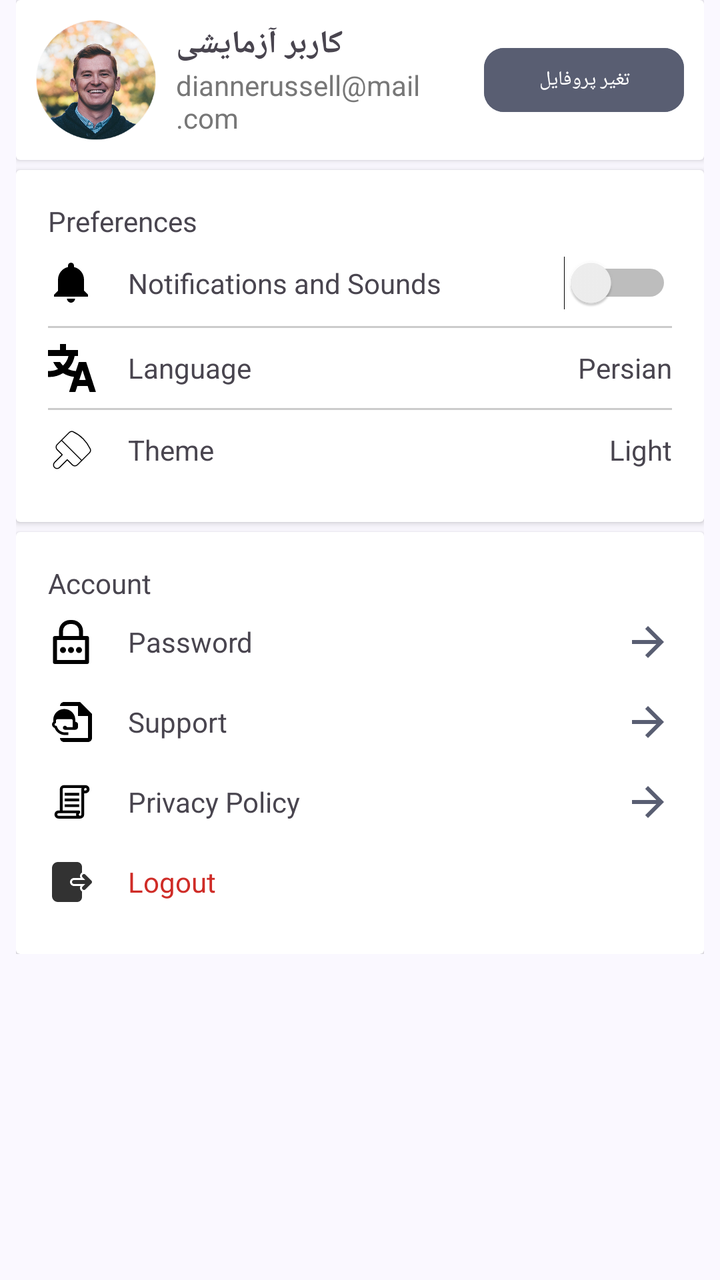
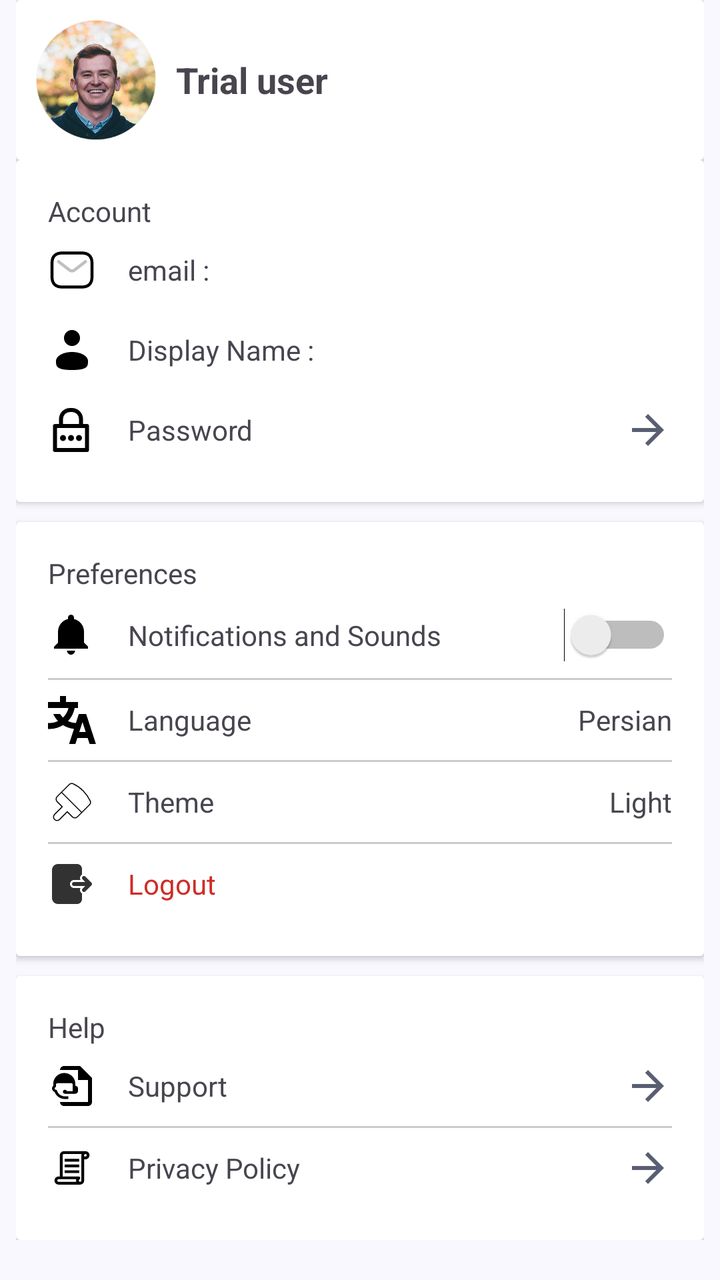

An Android layout rendered at two revisions. The XML below is the earlier revision; the diff shows what the commit changed to produce the second picture.
<!-- AndroidManifest.xml: application theme Theme.Iotequipment -->
<!-- res/layout/fragment_settings.xml -->
<?xml version="1.0" encoding="utf-8"?>
<ScrollView
    xmlns:android="http://schemas.android.com/apk/res/android"
    android:layout_width="match_parent"
    android:layout_height="match_parent"
    android:background="@color/md_theme_background"
    android:paddingRight="8dp"
    android:paddingLeft="8dp"
    >

    <LinearLayout
        android:orientation="vertical"
        android:layout_width="match_parent"
        android:layout_height="wrap_content">

        <include layout="@layout/item_profile" />

        <View android:layout_width="match_parent"
            android:layout_height="5dp" />

        <include layout="@layout/item_preferences" />

        <View android:layout_width="match_parent"
            android:layout_height="5dp" />

        <include layout="@layout/item_account" />

    </LinearLayout>
</ScrollView>
<!-- res/layout/item_profile.xml (included above) -->
<?xml version="1.0" encoding="utf-8"?>
<androidx.cardview.widget.CardView
    android:layout_width="match_parent"
    android:layout_height="wrap_content"
    xmlns:android="http://schemas.android.com/apk/res/android">
    <LinearLayout
        xmlns:app="http://schemas.android.com/apk/res-auto"
        android:orientation="horizontal"
        android:layout_width="match_parent"
        android:layout_height="wrap_content"
        android:gravity="center_vertical">

        <ImageView
            android:id="@+id/imageProfile"
            android:layout_width="60dp"
            android:layout_height="60dp"
            android:layout_margin="10dp"
            android:src="@drawable/ic_profile"
            android:scaleType="centerCrop"
            android:layout_marginEnd="12dp"
            android:background="@drawable/ic_profile" />

        <LinearLayout
            android:layout_weight="1"
            android:orientation="vertical"
            android:layout_width="0dp"
            android:layout_height="wrap_content">

            <TextView
                android:text="کاربر آزمایشی"
                android:textStyle="bold"
                android:textSize="16sp"
                android:layout_width="wrap_content"
                android:layout_height="wrap_content" />

            <TextView
                android:text="diannerussell@mail.com"
                android:textColor="#777"
                android:textSize="14sp"
                android:layout_width="wrap_content"
                android:layout_height="wrap_content" />
        </LinearLayout>

        <com.google.android.material.button.MaterialButton
            android:id="@+id/btnEditProfile"
            android:backgroundTint="@color/md_theme_secondary"
            android:layout_margin="10dp"
            android:text="تغیر پروفایل"
            app:cornerRadius="10dp"
            android:textSize="10sp"
            android:layout_width="100dp"
            android:layout_height="40dp" />
    </LinearLayout>

</androidx.cardview.widget.CardView>
<!-- res/layout/item_preferences.xml (included above) -->
<?xml version="1.0" encoding="utf-8"?>
<androidx.cardview.widget.CardView
    xmlns:android="http://schemas.android.com/apk/res/android"
    xmlns:tools="http://schemas.android.com/tools"
    android:layout_width="match_parent"
    android:layout_height="wrap_content"
    android:elevation="4dp"
    android:radius="12dp">


    <LinearLayout
        android:layout_width="match_parent"
        android:layout_height="wrap_content"
        android:orientation="vertical"
        android:padding="16dp">
        <TextView
            android:layout_width="match_parent"
            android:layout_height="wrap_content"
            android:text="@string/settings_preferences"
            android:textDirection="ltr"
            android:layout_gravity="start"
            />
        
        <LinearLayout
            android:layout_width="match_parent"
            android:layout_height="wrap_content"
            android:gravity="center_vertical"
            android:paddingVertical="8dp">

            <ImageView
                android:layout_width="24dp"
                android:layout_height="24dp"
                android:src="@drawable/ic_notifications" />

            <TextView
                android:layout_width="0dp"
                android:layout_height="wrap_content"
                android:layout_marginStart="16dp"
                android:layout_weight="1"
                android:text="@string/settings_notifications"
                android:textDirection="ltr"
                android:gravity="start"
                />

            <Switch
                android:id="@+id/switchNotifications"
                android:layout_width="wrap_content"
                android:layout_height="wrap_content"
                tools:ignore="UseSwitchCompatOrMaterialXml" />
        </LinearLayout>
        
        <View
            android:layout_width="match_parent"
            android:layout_height="1dp"
            android:background="#CCC" />
        <LinearLayout
            android:layout_width="match_parent"
            android:layout_height="wrap_content"
            android:gravity="center_vertical"
            android:orientation="horizontal"
            android:paddingVertical="8dp">

            <ImageView
                android:layout_width="24dp"
                android:layout_height="24dp"
                android:src="@drawable/ic_language" />

            <TextView
                android:layout_width="0dp"
                android:layout_height="wrap_content"
                android:layout_marginStart="16dp"
                android:layout_weight="1"
                android:text="@string/settings_language_btn"
                android:textDirection="ltr"
                android:gravity="start"
                />

            <TextView
                android:layout_width="wrap_content"
                android:layout_height="wrap_content"
                android:text="@string/settings_language_fa" />
        </LinearLayout>
        
        <View
            android:layout_width="match_parent"
            android:layout_height="1dp"
            android:background="#CCC" />

        <LinearLayout
            android:layout_width="match_parent"
            android:layout_height="wrap_content"
            android:gravity="center_vertical"
            android:paddingVertical="8dp">

            <ImageView
                android:layout_width="24dp"
                android:layout_height="24dp"
                android:src="@drawable/ic_theme" />

            <TextView
                android:layout_width="0dp"
                android:layout_height="wrap_content"
                android:layout_marginStart="16dp"
                android:layout_weight="1"
                android:text="@string/settings_theme_btn"
                android:textDirection="ltr"
                android:gravity="start"
                />

            <TextView
                android:layout_width="wrap_content"
                android:layout_height="wrap_content"
                android:text="@string/settings_theme_light"

                />

        </LinearLayout>
    </LinearLayout>
</androidx.cardview.widget.CardView>
<!-- res/layout/item_account.xml (included above) -->
<?xml version="1.0" encoding="utf-8"?>
<androidx.cardview.widget.CardView xmlns:android="http://schemas.android.com/apk/res/android"
    xmlns:tools="http://schemas.android.com/tools"
    android:layout_width="match_parent"
    android:layout_height="wrap_content"
    android:elevation="4dp"
    android:radius="12dp">

    <LinearLayout
        android:layout_width="match_parent"
        android:layout_height="wrap_content"
        android:orientation="vertical"
        android:padding="16dp">
        <TextView
            android:layout_width="match_parent"
            android:layout_height="wrap_content"
            android:text="@string/settings_account"
            android:textDirection="ltr"
            android:layout_gravity="start"
            />
        
        <LinearLayout
            android:layout_width="match_parent"
            android:layout_height="wrap_content"
            android:gravity="center_vertical"
            android:paddingVertical="8dp">

            <ImageView
                android:layout_width="24dp"
                android:layout_height="24dp"
                android:src="@drawable/ic_password" />

            <TextView
                android:layout_width="0dp"
                android:layout_height="wrap_content"
                android:layout_marginStart="16dp"
                android:layout_weight="1"
                android:text="@string/auth_password"
                android:textDirection="ltr"
                android:gravity="start"
                />

            <ImageView
                android:layout_width="24dp"
                android:layout_height="24dp"
                android:src="@drawable/ic_back"
                android:scaleX="-1"
                />

        </LinearLayout>
        
        <LinearLayout
            android:layout_width="match_parent"
            android:layout_height="wrap_content"
            android:gravity="center_vertical"
            android:paddingVertical="8dp">

            <ImageView
                android:layout_width="24dp"
                android:layout_height="24dp"
                android:src="@drawable/ic_help" />

            <TextView
                android:layout_width="0dp"
                android:layout_height="wrap_content"
                android:layout_marginStart="16dp"
                android:layout_weight="1"
                android:text="@string/action_support"
                android:textDirection="ltr"
                android:gravity="start"
                />

            <ImageView
                android:layout_width="24dp"
                android:layout_height="24dp"
                android:src="@drawable/ic_back"
                android:scaleX="-1"
                />

        </LinearLayout>
        
        <LinearLayout
            android:layout_width="match_parent"
            android:layout_height="wrap_content"
            android:gravity="center_vertical"
            android:paddingVertical="8dp">

            <ImageView
                android:layout_width="24dp"
                android:layout_height="24dp"
                android:src="@drawable/ic_policy" />

            <TextView
                android:layout_width="0dp"
                android:layout_height="wrap_content"
                android:layout_marginStart="16dp"
                android:layout_weight="1"
                android:text="@string/action_privacy"
                android:textDirection="ltr"
                android:gravity="start"
                />

            <ImageView
                android:layout_width="24dp"
                android:layout_height="24dp"
                android:src="@drawable/ic_back"
                android:scaleX="-1"
                />

        </LinearLayout>
        
        <LinearLayout
            android:layout_width="match_parent"
            android:layout_height="wrap_content"
            android:gravity="center_vertical"
            android:paddingVertical="8dp">

            <ImageView
                android:layout_width="24dp"
                android:layout_height="24dp"
                android:src="@drawable/ic_logout" />

            <TextView
                android:layout_width="0dp"
                android:layout_height="wrap_content"
                android:layout_marginStart="16dp"
                android:textColor="@color/md_theme_errorContainer_mediumContrast"
                android:layout_weight="1"
                android:text="@string/auth_logout"
                android:textDirection="ltr"
                android:gravity="start"
                />


        </LinearLayout>
    </LinearLayout>
</androidx.cardview.widget.CardView>
<!-- resources referenced by this layout -->
<resources>
  <color name="md_theme_background">#FAF8FF</color>
  <color name="md_theme_errorContainer_mediumContrast">#CF2C27</color>
  <color name="md_theme_secondary">#595E72</color>
  <!-- drawable ic_back (drawable) -->
  <vector xmlns:android="http://schemas.android.com/apk/res/android"
      android:autoMirrored="true" android:height="24dp"
      android:tint="@color/md_theme_secondary" android:viewportHeight="24"
      android:viewportWidth="24"
      android:width="24dp">
        
      <path android:fillColor="@color/black"
          android:pathData="M20,11H7.83l5.59,-5.59L12,4l-8,8 8,8 1.41,-1.41L7.83,13H20v-2z"/>
      
  </vector>
  <string name="action_privacy">Privacy Policy</string>
  <string name="action_support">Support</string>
  <string name="auth_logout">Logout</string>
  <string name="auth_password">Password</string>
  <string name="settings_account">Account</string>
  <string name="settings_language_btn">Language</string>
  <string name="settings_language_fa">Persian</string>
  <string name="settings_notifications">Notifications and Sounds</string>
  <string name="settings_preferences">Preferences</string>
  <string name="settings_theme_btn">Theme</string>
  <string name="settings_theme_light">Light</string>
  <style name="Theme.Iotequipment" parent="Base.Theme.Iotequipment" />
  <color name="black">#FF000000</color>
  <style name="Base.Theme.Iotequipment" parent="Theme.Material3.DayNight.NoActionBar">
          <item name="fontFamily">@font/iran_yekan_regular</item>
          
          
          <item name="colorPrimary">@color/md_theme_primary</item>
          <item name="android:colorBackground">@color/md_theme_background</item>
  
      </style>
  <color name="md_theme_primary">#0055EF</color>
  <!-- unchanged entries left out for length: 8 -->
</resources>

<!-- the commit's change to res/layout/fragment_settings.xml (unified diff, before → after) -->
@@ -15,16 +15,19 @@
 
         <include layout="@layout/item_profile" />
 
+        <include layout="@layout/item_account" />
+
         <View android:layout_width="match_parent"
-            android:layout_height="5dp" />
-
-        <include layout="@layout/item_preferences" />
+            android:layout_height="10dp" />
+
+        <include layout="@layout/item_preferences"
+            android:id="@+id/include_preferences"
+
+            />
 
         <View android:layout_width="match_parent"
-            android:layout_height="5dp" />
-
-        <include layout="@layout/item_account" />
-
+            android:layout_height="10dp" />
+        <include layout="@layout/item_help" />
     </LinearLayout>
 </ScrollView>
 <!-- res/layout/item_profile.xml (included above) -->
@@ -33,8 +36,8 @@
     android:layout_width="match_parent"
     android:layout_height="wrap_content"
     xmlns:android="http://schemas.android.com/apk/res/android">
+
     <LinearLayout
-        xmlns:app="http://schemas.android.com/apk/res-auto"
         android:orientation="horizontal"
         android:layout_width="match_parent"
         android:layout_height="wrap_content"
@@ -50,38 +53,115 @@
             android:layout_marginEnd="12dp"
             android:background="@drawable/ic_profile" />
 
-        <LinearLayout
-            android:layout_weight="1"
-            android:orientation="vertical"
-            android:layout_width="0dp"
-            android:layout_height="wrap_content">
-
-            <TextView
-                android:text="کاربر آزمایشی"
+            <TextView
+                android:text="@string/user_trial"
                 android:textStyle="bold"
-                android:textSize="16sp"
+                android:textSize="18sp"
                 android:layout_width="wrap_content"
                 android:layout_height="wrap_content" />
-
-            <TextView
-                android:text="diannerussell@mail.com"
-                android:textColor="#777"
-                android:textSize="14sp"
-                android:layout_width="wrap_content"
-                android:layout_height="wrap_content" />
-        </LinearLayout>
-
-        <com.google.android.material.button.MaterialButton
-            android:id="@+id/btnEditProfile"
-            android:backgroundTint="@color/md_theme_secondary"
-            android:layout_margin="10dp"
-            android:text="تغیر پروفایل"
-            app:cornerRadius="10dp"
-            android:textSize="10sp"
-            android:layout_width="100dp"
-            android:layout_height="40dp" />
     </LinearLayout>
 
+</androidx.cardview.widget.CardView>
+<!-- res/layout/item_account.xml (included above) -->
+<?xml version="1.0" encoding="utf-8"?>
+<androidx.cardview.widget.CardView xmlns:android="http://schemas.android.com/apk/res/android"
+    xmlns:tools="http://schemas.android.com/tools"
+    android:layout_width="match_parent"
+    android:layout_height="wrap_content"
+    android:elevation="4dp"
+    android:radius="12dp">
+
+    <LinearLayout
+        android:layout_width="match_parent"
+        android:layout_height="wrap_content"
+        android:orientation="vertical"
+        android:padding="16dp">
+        <TextView
+            android:layout_width="match_parent"
+            android:layout_height="wrap_content"
+            android:text="@string/settings_account"
+            android:layout_gravity="start"
+            />
+        
+        <LinearLayout
+            android:layout_width="match_parent"
+            android:layout_height="wrap_content"
+            android:gravity="center_vertical"
+            android:paddingVertical="8dp">
+
+            <ImageView
+                android:layout_width="24dp"
+                android:layout_height="24dp"
+                android:src="@drawable/ic_email" />
+
+            <TextView
+                android:layout_width="0dp"
+                android:layout_height="wrap_content"
+                android:layout_marginStart="16dp"
+                android:layout_weight="1"
+                android:text="@string/setting_email"
+                android:textDirection="locale"
+                android:gravity="start"
+                />
+
+        </LinearLayout>
+        
+        <LinearLayout
+            android:layout_width="match_parent"
+            android:layout_height="wrap_content"
+            android:gravity="center_vertical"
+            android:paddingVertical="8dp">
+
+            <ImageView
+                android:layout_width="24dp"
+                android:layout_height="24dp"
+                android:src="@drawable/ic_user" />
+
+            <TextView
+                android:layout_width="0dp"
+                android:layout_height="wrap_content"
+                android:layout_marginStart="16dp"
+                android:layout_weight="1"
+                android:text="@string/setting_display_name"
+                android:textDirection="locale"
+                android:gravity="start"
+                />
+
+        </LinearLayout>
+
+
+        <LinearLayout
+            android:layout_width="match_parent"
+            android:layout_height="wrap_content"
+            android:gravity="center_vertical"
+            android:paddingVertical="8dp">
+
+            <ImageView
+                android:layout_width="24dp"
+                android:layout_height="24dp"
+                android:src="@drawable/ic_password" />
+
+            <TextView
+                android:layout_width="0dp"
+                android:layout_height="wrap_content"
+                android:layout_marginStart="16dp"
+                android:layout_weight="1"
+                android:text="@string/auth_password"
+                android:textDirection="locale"
+                android:gravity="start"
+                />
+
+            <ImageView
+                android:layout_width="24dp"
+                android:layout_height="24dp"
+                android:src="@drawable/ic_back"
+                android:scaleX="-1"
+                />
+        </LinearLayout>
+
+
+
+    </LinearLayout>
 </androidx.cardview.widget.CardView>
 <!-- res/layout/item_preferences.xml (included above) -->
 <?xml version="1.0" encoding="utf-8"?>
@@ -103,7 +183,6 @@
             android:layout_width="match_parent"
             android:layout_height="wrap_content"
             android:text="@string/settings_preferences"
-            android:textDirection="ltr"
             android:layout_gravity="start"
             />
         
@@ -124,7 +203,7 @@
                 android:layout_marginStart="16dp"
                 android:layout_weight="1"
                 android:text="@string/settings_notifications"
-                android:textDirection="ltr"
+                android:textDirection="locale"
                 android:gravity="start"
                 />
 
@@ -134,12 +213,13 @@
                 android:layout_height="wrap_content"
                 tools:ignore="UseSwitchCompatOrMaterialXml" />
         </LinearLayout>
-        
         <View
             android:layout_width="match_parent"
             android:layout_height="1dp"
             android:background="#CCC" />
-        <LinearLayout
+        
+        <LinearLayout
+            android:id="@+id/languageLayout"
             android:layout_width="match_parent"
             android:layout_height="wrap_content"
             android:gravity="center_vertical"
@@ -157,21 +237,21 @@
                 android:layout_marginStart="16dp"
                 android:layout_weight="1"
                 android:text="@string/settings_language_btn"
-                android:textDirection="ltr"
-                android:gravity="start"
-                />
-
-            <TextView
+                android:textDirection="locale"
+                android:gravity="start"
+                />
+
+            <TextView
+                android:id="@+id/currentLanguageText"
                 android:layout_width="wrap_content"
                 android:layout_height="wrap_content"
                 android:text="@string/settings_language_fa" />
         </LinearLayout>
-        
         <View
             android:layout_width="match_parent"
             android:layout_height="1dp"
             android:background="#CCC" />
-
+        
         <LinearLayout
             android:layout_width="match_parent"
             android:layout_height="wrap_content"
@@ -189,7 +269,7 @@
                 android:layout_marginStart="16dp"
                 android:layout_weight="1"
                 android:text="@string/settings_theme_btn"
-                android:textDirection="ltr"
+                android:textDirection="locale"
                 android:gravity="start"
                 />
 
@@ -199,18 +279,49 @@
                 android:text="@string/settings_theme_light"
 
                 />
+
+        </LinearLayout>
+        <View
+            android:layout_width="match_parent"
+            android:layout_height="1dp"
+            android:background="#CCC" />
+        
+        <LinearLayout
+            android:layout_width="match_parent"
+            android:layout_height="wrap_content"
+            android:gravity="center_vertical"
+            android:paddingVertical="8dp">
+
+            <ImageView
+                android:layout_width="24dp"
+                android:layout_height="24dp"
+                android:src="@drawable/ic_logout" />
+
+            <TextView
+                android:layout_width="0dp"
+                android:layout_height="wrap_content"
+                android:layout_marginStart="16dp"
+                android:textColor="@color/md_theme_errorContainer_mediumContrast"
+                android:layout_weight="1"
+                android:text="@string/auth_logout"
+                android:textDirection="locale"
+                android:gravity="start"
+                />
+
 
         </LinearLayout>
     </LinearLayout>
 </androidx.cardview.widget.CardView>
-<!-- res/layout/item_account.xml (included above) -->
+<!-- res/layout/item_help.xml (included above) -->
 <?xml version="1.0" encoding="utf-8"?>
-<androidx.cardview.widget.CardView xmlns:android="http://schemas.android.com/apk/res/android"
+<androidx.cardview.widget.CardView
+    xmlns:android="http://schemas.android.com/apk/res/android"
     xmlns:tools="http://schemas.android.com/tools"
     android:layout_width="match_parent"
     android:layout_height="wrap_content"
     android:elevation="4dp"
     android:radius="12dp">
+
 
     <LinearLayout
         android:layout_width="match_parent"
@@ -220,8 +331,8 @@
         <TextView
             android:layout_width="match_parent"
             android:layout_height="wrap_content"
-            android:text="@string/settings_account"
-            android:textDirection="ltr"
+            android:text="@string/settings_help"
+            android:textDirection="locale"
             android:layout_gravity="start"
             />
         
@@ -234,16 +345,17 @@
             <ImageView
                 android:layout_width="24dp"
                 android:layout_height="24dp"
-                android:src="@drawable/ic_password" />
-
-            <TextView
-                android:layout_width="0dp"
-                android:layout_height="wrap_content"
-                android:layout_marginStart="16dp"
-                android:layout_weight="1"
-                android:text="@string/auth_password"
-                android:textDirection="ltr"
-                android:gravity="start"
+                android:src="@drawable/ic_help" />
+
+            <TextView
+                android:layout_width="0dp"
+                android:layout_height="wrap_content"
+                android:layout_marginStart="16dp"
+                android:layout_weight="1"
+                android:text="@string/action_support"
+                android:textDirection="locale"
+                android:gravity="start"
+
                 />
 
             <ImageView
@@ -254,26 +366,30 @@
                 />
 
         </LinearLayout>
-        
-        <LinearLayout
-            android:layout_width="match_parent"
-            android:layout_height="wrap_content"
-            android:gravity="center_vertical"
-            android:paddingVertical="8dp">
-
-            <ImageView
-                android:layout_width="24dp"
-                android:layout_height="24dp"
-                android:src="@drawable/ic_help" />
-
-            <TextView
-                android:layout_width="0dp"
-                android:layout_height="wrap_content"
-                android:layout_marginStart="16dp"
-                android:layout_weight="1"
-                android:text="@string/action_support"
-                android:textDirection="ltr"
-                android:gravity="start"
+        <View
+            android:layout_width="match_parent"
+            android:layout_height="1dp"
+            android:background="#CCC" />
+        
+        <LinearLayout
+            android:layout_width="match_parent"
+            android:layout_height="wrap_content"
+            android:gravity="center_vertical"
+            android:paddingVertical="8dp">
+
+            <ImageView
+                android:layout_width="24dp"
+                android:layout_height="24dp"
+                android:src="@drawable/ic_policy" />
+
+            <TextView
+                android:layout_width="0dp"
+                android:layout_height="wrap_content"
+                android:layout_marginStart="16dp"
+                android:layout_weight="1"
+                android:textDirection="locale"
+                android:gravity="start"
+                android:text="@string/action_privacy"
                 />
 
             <ImageView
@@ -284,60 +400,6 @@
                 />
 
         </LinearLayout>
-        
-        <LinearLayout
-            android:layout_width="match_parent"
-            android:layout_height="wrap_content"
-            android:gravity="center_vertical"
-            android:paddingVertical="8dp">
-
-            <ImageView
-                android:layout_width="24dp"
-                android:layout_height="24dp"
-                android:src="@drawable/ic_policy" />
-
-            <TextView
-                android:layout_width="0dp"
-                android:layout_height="wrap_content"
-                android:layout_marginStart="16dp"
-                android:layout_weight="1"
-                android:text="@string/action_privacy"
-                android:textDirection="ltr"
-                android:gravity="start"
-                />
-
-            <ImageView
-                android:layout_width="24dp"
-                android:layout_height="24dp"
-                android:src="@drawable/ic_back"
-                android:scaleX="-1"
-                />
-
-        </LinearLayout>
-        
-        <LinearLayout
-            android:layout_width="match_parent"
-            android:layout_height="wrap_content"
-            android:gravity="center_vertical"
-            android:paddingVertical="8dp">
-
-            <ImageView
-                android:layout_width="24dp"
-                android:layout_height="24dp"
-                android:src="@drawable/ic_logout" />
-
-            <TextView
-                android:layout_width="0dp"
-                android:layout_height="wrap_content"
-                android:layout_marginStart="16dp"
-                android:textColor="@color/md_theme_errorContainer_mediumContrast"
-                android:layout_weight="1"
-                android:text="@string/auth_logout"
-                android:textDirection="ltr"
-                android:gravity="start"
-                />
-
-
-        </LinearLayout>
+
     </LinearLayout>
 </androidx.cardview.widget.CardView>
<!-- resource entries referenced after the edit -->
@@ -14,17 +14,37 @@
           android:pathData="M20,11H7.83l5.59,-5.59L12,4l-8,8 8,8 1.41,-1.41L7.83,13H20v-2z"/>
       
   </vector>
+  <!-- drawable ic_email (drawable) -->
+  <vector xmlns:android="http://schemas.android.com/apk/res/android" android:height="64dp" android:viewportHeight="24" android:viewportWidth="24" android:width="64dp">
+        
+      <path android:fillColor="#000000" android:fillType="evenOdd" android:pathData="M3.885,5.237C3.205,5.868 2.75,6.893 2.75,8.5V15.5C2.75,17.107 3.205,18.132 3.885,18.763C4.575,19.404 5.615,19.75 7,19.75H17C18.385,19.75 19.425,19.404 20.115,18.763C20.795,18.132 21.25,17.107 21.25,15.5V8.5C21.25,6.893 20.795,5.868 20.115,5.237C19.425,4.596 18.385,4.25 17,4.25H7C5.615,4.25 4.575,4.596 3.885,5.237ZM2.865,4.138C3.925,3.154 5.385,2.75 7,2.75H17C18.615,2.75 20.075,3.154 21.135,4.138C22.205,5.132 22.75,6.607 22.75,8.5V15.5C22.75,17.393 22.205,18.868 21.135,19.862C20.075,20.846 18.615,21.25 17,21.25H7C5.385,21.25 3.925,20.846 2.865,19.862C1.795,18.868 1.25,17.393 1.25,15.5V8.5C1.25,6.607 1.795,5.132 2.865,4.138Z"/>
+        
+      <path android:fillColor="#BFBFBF" android:fillType="evenOdd" android:pathData="M19.363,7.31C19.617,7.638 19.556,8.109 19.229,8.362L13.681,12.649C12.691,13.414 11.309,13.414 10.318,12.649L4.771,8.362C4.444,8.109 4.383,7.638 4.637,7.31C4.89,6.982 5.361,6.922 5.689,7.175L11.236,11.462C11.686,11.809 12.314,11.809 12.764,11.462L18.311,7.175C18.639,6.922 19.11,6.982 19.363,7.31Z"/>
+      
+  </vector>
+  <!-- drawable ic_user (drawable) -->
+  <vector xmlns:android="http://schemas.android.com/apk/res/android" android:height="64dp" android:viewportHeight="24" android:viewportWidth="24" android:width="64dp">
+        
+      <path android:fillColor="#000000" android:pathData="M12,6m-4,0a4,4 0,1 1,8 0a4,4 0,1 1,-8 0"/>
+        
+      <path android:fillColor="#000000" android:pathData="M20,17.5C20,19.985 20,22 12,22C4,22 4,19.985 4,17.5C4,15.015 7.582,13 12,13C16.418,13 20,15.015 20,17.5Z"/>
+      
+  </vector>
   <string name="action_privacy">Privacy Policy</string>
   <string name="action_support">Support</string>
   <string name="auth_logout">Logout</string>
   <string name="auth_password">Password</string>
+  <string name="setting_display_name">Display Name :</string>
+  <string name="setting_email">email :</string>
   <string name="settings_account">Account</string>
+  <string name="settings_help">Help</string>
   <string name="settings_language_btn">Language</string>
   <string name="settings_language_fa">Persian</string>
   <string name="settings_notifications">Notifications and Sounds</string>
   <string name="settings_preferences">Preferences</string>
   <string name="settings_theme_btn">Theme</string>
   <string name="settings_theme_light">Light</string>
+  <string name="user_trial">Trial user</string>
   <style name="Theme.Iotequipment" parent="Base.Theme.Iotequipment" />
   <color name="black">#FF000000</color>
   <style name="Base.Theme.Iotequipment" parent="Theme.Material3.DayNight.NoActionBar">
